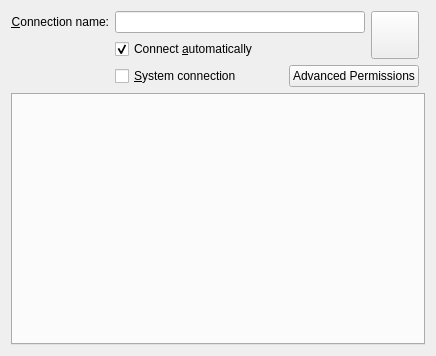
This is libs/ui/connection.ui in KDE/networkmanagement as Qt 5 draws it before an edit. The edited form follows.
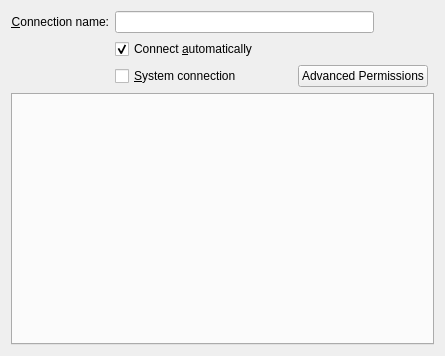
This is the edited form. Custom widgets are drawn as their Qt base class.

Commit message: remove icon chooser for connections, this doesn't make sense with NM0.9. show the default icon for the connection in a QLabel instead

Patch:
```diff
--- a/libs/ui/connection.ui
+++ b/libs/ui/connection.ui
@@ -6,7 +6,7 @@
    <rect>
     <x>0</x>
     <y>0</y>
-    <width>423</width>
+    <width>445</width>
     <height>356</height>
    </rect>
   </property>
@@ -77,11 +77,11 @@
       </layout>
      </item>
      <item row="0" column="2" rowspan="2">
-      <widget class="QPushButton" name="pushButtonChooseIcon">
+      <widget class="QLabel" name="connectionIcon">
        <property name="sizePolicy">
-        <sizepolicy hsizetype="Minimum" vsizetype="Minimum">
-         <horstretch>0</horstretch>
-         <verstretch>0</verstretch>
+        <sizepolicy hsizetype="Fixed" vsizetype="Fixed">
+         <horstretch>48</horstretch>
+         <verstretch>48</verstretch>
         </sizepolicy>
        </property>
        <property name="minimumSize">
@@ -90,14 +90,8 @@
          <height>48</height>
         </size>
        </property>
-       <property name="maximumSize">
-        <size>
-         <width>48</width>
-         <height>48</height>
-        </size>
-       </property>
        <property name="text">
-        <string/>
+        <string notr="true"/>
        </property>
       </widget>
      </item>
```
The commit also changes 2 other files.
